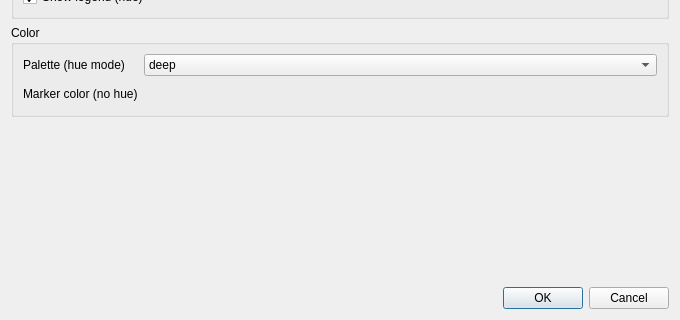
Qt form src/DAGui/DAChartAddStatsScatterplotWidget.ui (czyt1988/data-workbench) before a commit; both pictures show x 0 to 680 and y 280 to 600 of the 680 by 600 pixel window.
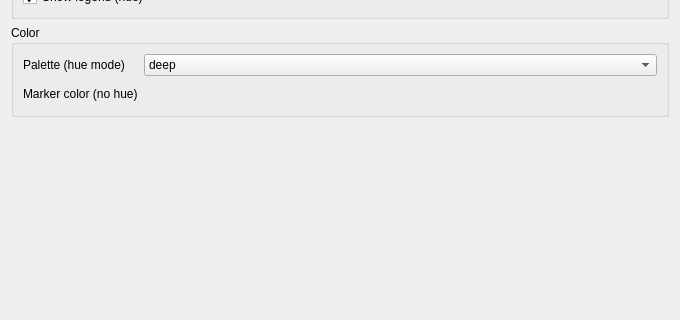
The same form after that commit. Custom widgets are drawn as their Qt base class.

The edit to the form file:
```diff
--- a/src/DAGui/DAChartAddStatsScatterplotWidget.ui
+++ b/src/DAGui/DAChartAddStatsScatterplotWidget.ui
@@ -265,13 +265,6 @@
      </property>
     </spacer>
    </item>
-   <item>
-    <widget class="QDialogButtonBox" name="buttonBox">
-     <property name="standardButtons">
-      <set>QDialogButtonBox::Cancel|QDialogButtonBox::Ok</set>
-     </property>
-    </widget>
-   </item>
   </layout>
  </widget>
  <customwidgets>
```
